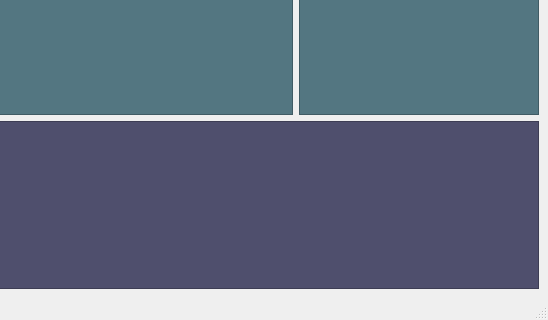
Before: the Qt Designer form busstationinformer/mainwindow.ui in pvo125/busstationinformer, drawn with Qt 5; both pictures show x 515 to 1063 and y 753 to 1073 of the 1063 by 1073 pixel window.
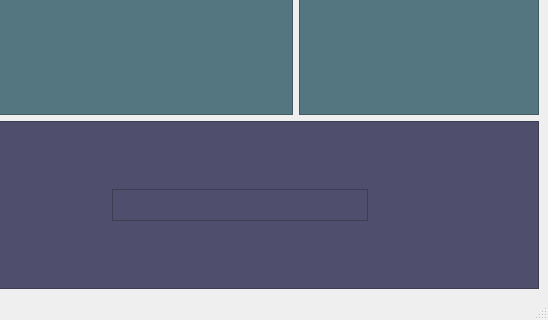
After: the same form once the commit is applied. Icons and pictures are not drawn.

Patch:
```diff
--- a/busstationinformer/mainwindow.ui
+++ b/busstationinformer/mainwindow.ui
@@ -1813,6 +1813,25 @@
          </property>
         </widget>
        </item>
+       <item>
+        <widget class="QGraphicsView" name="graphicsView">
+         <property name="sizePolicy">
+          <sizepolicy hsizetype="Expanding" vsizetype="Fixed">
+           <horstretch>0</horstretch>
+           <verstretch>50</verstretch>
+          </sizepolicy>
+         </property>
+         <property name="maximumSize">
+          <size>
+           <width>16777215</width>
+           <height>32</height>
+          </size>
+         </property>
+         <property name="styleSheet">
+          <string notr="true">border-image: url(:/weather_bitmaps/ambrella_white.png);</string>
+         </property>
+        </widget>
+       </item>
        <item>
         <spacer name="horizontalSpacer_3">
          <property name="orientation">
```
Left out of the diff: 24 changed lines with no effect on the pictures.
